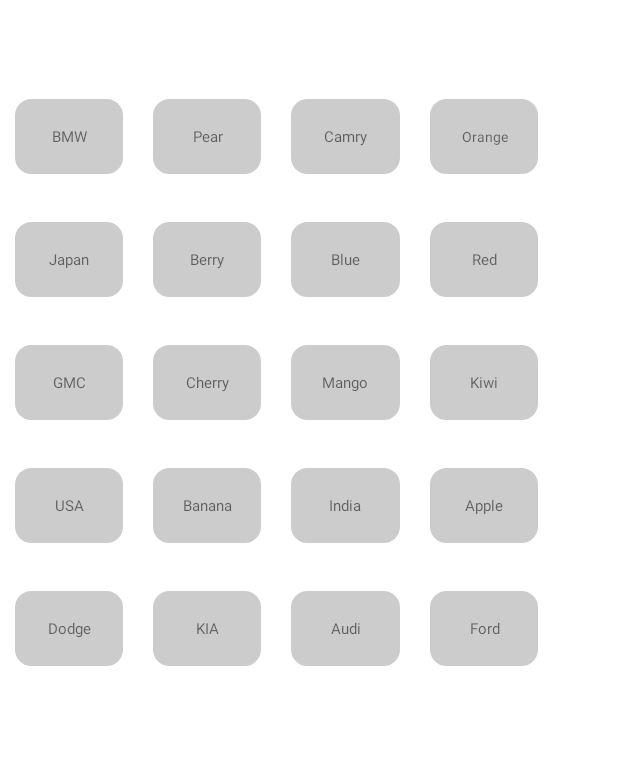
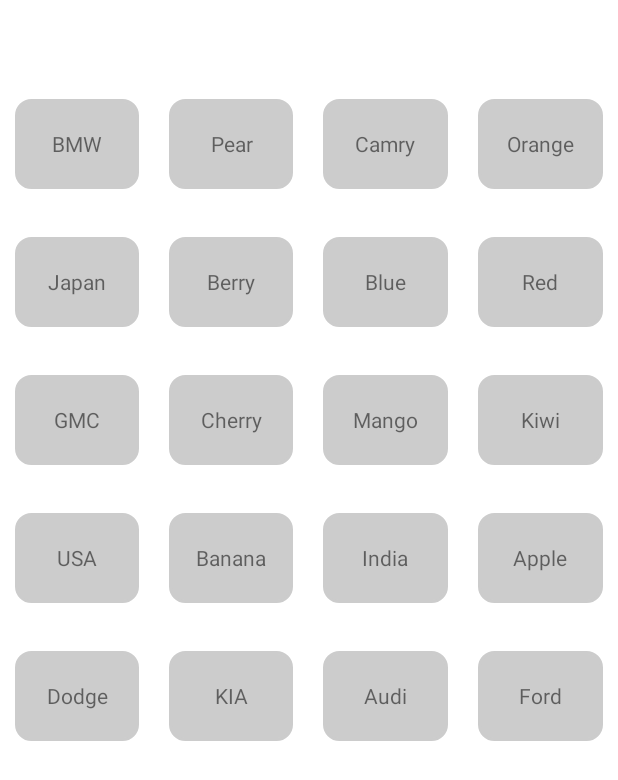
Before and after one commit to kvegesana/dial, an Android app: the ScreenE_1 screen opened directly, with no data from a screen before it, on a phone screen of 412 x 824 dp. Shown: the top 780 px of the screen. Run offline under Robolectric (Android 15) with nearby library versions, the phone set to English and light mode, and no system bars.

Commit message:
Changed font and layout for grid menu screens

```diff
--- a/app/src/main/res/layout/activity_screen_e.xml
+++ b/app/src/main/res/layout/activity_screen_e.xml
@@ -12,18 +12,14 @@
         android:layout_width="match_parent"
         android:layout_height="wrap_content"
         android:orientation="horizontal"
-        android:weightSum="1">
+        android:weightSum="4">
         <TextView
             android:id="@+id/val1"
             android:text="BMW"
             android:padding="8dp"
             android:focusable="true"
-            android:textSize="10dp"
-            android:layout_weight="0.2"
             android:gravity="center"
             android:onClick="onClick"
-            android:layout_width="30dp"
-            android:layout_height="50dp"
             android:background="@drawable/rounded_corner"
             android:layout_marginStart="10dip"
             android:layout_marginEnd="10dip"
@@ -31,61 +27,61 @@
             android:layout_marginRight="10dip"
             android:layout_marginTop="16dip"
             android:layout_marginBottom="16dip"
+            android:layout_width="0dp"
+            android:layout_height="60dp"
+            android:layout_weight="1"
             />
         <TextView
             android:id="@+id/val2"
             android:text="Pear"
             android:padding="8dp"
             android:focusable="true"
-            android:textSize="10dp"
-            android:layout_weight="0.2"
             android:gravity="center"
-            android:layout_width="30dp"
-            android:onClick="onClick"
-            android:layout_height="50dp"
             android:background="@drawable/rounded_corner"
             android:layout_marginStart="10dip"
             android:layout_marginEnd="10dip"
             android:layout_marginLeft="10dip"
             android:layout_marginRight="10dip"
             android:layout_marginTop="16dip"
-            android:layout_marginBottom="16dip"/>
+            android:layout_marginBottom="16dip"
+            android:layout_width="0dp"
+            android:layout_height="60dp"
+            android:layout_weight="1"/>
         <TextView
             android:id="@+id/val3"
             android:text="Camry"
             android:padding="8dp"
             android:focusable="true"
-            android:textSize="10dp"
-            android:layout_weight="0.2"
+
             android:gravity="center"
             android:onClick="onClick"
-            android:layout_width="30dp"
-            android:layout_height="50dp"
             android:background="@drawable/rounded_corner"
             android:layout_marginStart="10dip"
             android:layout_marginEnd="10dip"
             android:layout_marginLeft="10dip"
             android:layout_marginRight="10dip"
             android:layout_marginTop="16dip"
-            android:layout_marginBottom="16dip"/>
+            android:layout_marginBottom="16dip"
+            android:layout_width="0dp"
+            android:layout_height="60dp"
+            android:layout_weight="1"/>
         <TextView
             android:id="@+id/val4"
             android:text="Orange"
             android:padding="10dp"
             android:focusable="true"
-            android:textSize="9dp"
-            android:layout_weight="0.2"
             android:gravity="center"
             android:onClick="onClick"
-            android:layout_width="30dp"
-            android:layout_height="50dp"
             android:background="@drawable/rounded_corner"
             android:layout_marginStart="10dip"
             android:layout_marginEnd="10dip"
             android:layout_marginLeft="10dip"
             android:layout_marginRight="10dip"
             android:layout_marginTop="16dip"
-            android:layout_marginBottom="16dip"/>
+            android:layout_marginBottom="16dip"
+            android:layout_width="0dp"
+            android:layout_height="60dp"
+            android:layout_weight="1"/>
 
     </LinearLayout>
     <LinearLayout
@@ -93,18 +89,15 @@
         android:layout_width="match_parent"
         android:layout_height="wrap_content"
         android:orientation="horizontal"
-        android:weightSum="1">
+        android:weightSum="4">
         <TextView
             android:id="@+id/val5"
             android:text="Japan"
             android:padding="8dp"
             android:focusable="true"
-            android:textSize="10dp"
-            android:layout_weight="0.2"
+
             android:gravity="center"
             android:onClick="onClick"
-            android:layout_width="30dp"
-            android:layout_height="50dp"
             android:background="@drawable/rounded_corner"
             android:layout_marginStart="10dip"
             android:layout_marginEnd="10dip"
@@ -112,17 +105,17 @@
             android:layout_marginRight="10dip"
             android:layout_marginTop="16dip"
             android:layout_marginBottom="16dip"
+            android:layout_width="0dp"
+            android:layout_height="60dp"
+            android:layout_weight="1"
             />
         <TextView
             android:id="@+id/val6"
             android:text="Berry"
             android:padding="8dp"
             android:focusable="true"
-            android:textSize="10dp"
-            android:layout_weight="0.2"
+
             android:gravity="center"
-            android:layout_width="30dp"
-            android:layout_height="50dp"
             android:onClick="onClick"
             android:background="@drawable/rounded_corner"
             android:layout_marginStart="10dip"
@@ -130,17 +123,17 @@
             android:layout_marginLeft="10dip"
             android:layout_marginRight="10dip"
             android:layout_marginTop="16dip"
-            android:layout_marginBottom="16dip"/>
+            android:layout_marginBottom="16dip"
+            android:layout_width="0dp"
+            android:layout_height="60dp"
+            android:layout_weight="1"/>
         <TextView
             android:id="@+id/val7"
             android:text="Blue"
             android:padding="8dp"
             android:focusable="true"
-            android:textSize="10dp"
-            android:layout_weight="0.2"
+
             android:gravity="center"
-            android:layout_width="30dp"
-            android:layout_height="50dp"
             android:onClick="onClick"
             android:background="@drawable/rounded_corner"
             android:layout_marginStart="10dip"
@@ -148,17 +141,17 @@
             android:layout_marginLeft="10dip"
             android:layout_marginRight="10dip"
             android:layout_marginTop="16dip"
-            android:layout_marginBottom="16dip"/>
+            android:layout_marginBottom="16dip"
+            android:layout_width="0dp"
+            android:layout_height="60dp"
+            android:layout_weight="1"/>
         <TextView
             android:id="@+id/val8"
             android:text="Red"
             android:padding="10dp"
             android:focusable="true"
-            android:textSize="10dp"
-            android:layout_weight="0.2"
+
             android:gravity="center"
-            android:layout_width="30dp"
-            android:layout_height="50dp"
             android:onClick="onClick"
             android:background="@drawable/rounded_corner"
             android:layout_marginStart="10dip"
@@ -166,7 +159,10 @@
             android:layout_marginLeft="10dip"
             android:layout_marginRight="10dip"
             android:layout_marginTop="16dip"
-            android:layout_marginBottom="16dip"/>
+            android:layout_marginBottom="16dip"
+            android:layout_width="0dp"
+            android:layout_height="60dp"
+            android:layout_weight="1"/>
 
     </LinearLayout>
 
@@ -175,17 +171,14 @@
         android:layout_width="match_parent"
         android:layout_height="wrap_content"
         android:orientation="horizontal"
-        android:weightSum="1">
+        android:weightSum="4">
         <TextView
             android:id="@+id/val9"
             android:text="GMC"
             android:padding="8dp"
             android:focusable="true"
-            android:textSize="10dp"
-            android:layout_weight="0.2"
+
             android:gravity="center"
-            android:layout_width="30dp"
-            android:layout_height="50dp"
             android:onClick="onClick"
             android:background="@drawable/rounded_corner"
             android:layout_marginStart="10dip"
@@ -194,17 +187,17 @@
             android:layout_marginRight="10dip"
             android:layout_marginTop="16dip"
             android:layout_marginBottom="16dip"
+            android:layout_width="0dp"
+            android:layout_height="60dp"
+            android:layout_weight="1"
             />
         <TextView
             android:id="@+id/val10"
             android:text="Cherry"
             android:padding="8dp"
             android:focusable="true"
-            android:textSize="10dp"
-            android:layout_weight="0.2"
+
             android:gravity="center"
-            android:layout_width="30dp"
-            android:layout_height="50dp"
             android:onClick="onClick"
             android:background="@drawable/rounded_corner"
             android:layout_marginStart="10dip"
@@ -212,17 +205,17 @@
             android:layout_marginLeft="10dip"
             android:layout_marginRight="10dip"
             android:layout_marginTop="16dip"
-            android:layout_marginBottom="16dip"/>
+            android:layout_marginBottom="16dip"
+            android:layout_width="0dp"
+            android:layout_height="60dp"
+            android:layout_weight="1"/>
         <TextView
             android:id="@+id/val11"
             android:text="Mango"
             android:padding="8dp"
             android:focusable="true"
-            android:textSize="10dp"
-            android:layout_weight="0.2"
+
             android:gravity="center"
-            android:layout_width="30dp"
-            android:layout_height="50dp"
             android:onClick="onClick"
             android:background="@drawable/rounded_corner"
             android:layout_marginStart="10dip"
@@ -230,25 +223,28 @@
             android:layout_marginLeft="10dip"
             android:layout_marginRight="10dip"
             android:layout_marginTop="16dip"
-            android:layout_marginBottom="16dip"/>
+            android:layout_marginBottom="16dip"
+            android:layout_width="0dp"
+            android:layout_height="60dp"
+            android:layout_weight="1"/>
         <TextView
             android:id="@+id/val12"
             android:text="Kiwi"
             android:padding="10dp"
             android:focusable="true"
-            android:textSize="10dp"
-            android:layout_weight="0.2"
+
             android:gravity="center"
-            android:layout_width="30dp"
             android:onClick="onClick"
-            android:layout_height="50dp"
             android:background="@drawable/rounded_corner"
             android:layout_marginStart="10dip"
             android:layout_marginEnd="10dip"
             android:layout_marginLeft="10dip"
             android:layout_marginRight="10dip"
             android:layout_marginTop="16dip"
-            android:layout_marginBottom="16dip"/>
+            android:layout_marginBottom="16dip"
+            android:layout_width="0dp"
+            android:layout_height="60dp"
+            android:layout_weight="1"/>
 
     </LinearLayout>
     <LinearLayout
@@ -256,18 +252,18 @@
         android:layout_width="match_parent"
         android:layout_height="wrap_content"
         android:orientation="horizontal"
-        android:weightSum="1">
+        android:weightSum="4">
         <TextView
             android:id="@+id/val13"
             android:text="USA"
             android:padding="8dp"
             android:focusable="true"
-            android:textSize="10dp"
-            android:layout_weight="0.2"
+
             android:gravity="center"
             android:onClick="onClick"
-            android:layout_width="30dp"
-            android:layout_height="50dp"
+            android:layout_width="0dp"
+            android:layout_height="60dp"
+            android:layout_weight="1"
             android:background="@drawable/rounded_corner"
             android:layout_marginStart="10dip"
             android:layout_marginEnd="10dip"
@@ -281,12 +277,12 @@
             android:text="Banana"
             android:padding="8dp"
             android:focusable="true"
-            android:textSize="10dp"
-            android:layout_weight="0.2"
+
             android:gravity="center"
             android:onClick="onClick"
-            android:layout_width="30dp"
-            android:layout_height="50dp"
+            android:layout_width="0dp"
+            android:layout_height="60dp"
+            android:layout_weight="1"
             android:background="@drawable/rounded_corner"
             android:layout_marginStart="10dip"
             android:layout_marginEnd="10dip"
@@ -299,12 +295,12 @@
             android:text="India"
             android:padding="8dp"
             android:focusable="true"
-            android:textSize="10dp"
-            android:layout_weight="0.2"
+
             android:gravity="center"
             android:onClick="onClick"
-            android:layout_width="30dp"
-            android:layout_height="50dp"
+            android:layout_width="0dp"
+            android:layout_height="60dp"
+            android:layout_weight="1"
             android:background="@drawable/rounded_corner"
             android:layout_marginStart="10dip"
             android:layout_marginEnd="10dip"
@@ -317,12 +313,12 @@
             android:text="Apple"
             android:padding="10dp"
             android:focusable="true"
-            android:textSize="10dp"
-            android:layout_weight="0.2"
+
             android:gravity="center"
             android:onClick="onClick"
-            android:layout_width="30dp"
-            android:layout_height="50dp"
+            android:layout_width="0dp"
+            android:layout_height="60dp"
+            android:layout_weight="1"
             android:background="@drawable/rounded_corner"
             android:layout_marginStart="10dip"
             android:layout_marginEnd="10dip"
@@ -337,18 +333,18 @@
         android:layout_width="match_parent"
         android:layout_height="wrap_content"
         android:orientation="horizontal"
-        android:weightSum="1">
+        android:weightSum="4">
         <TextView
             android:id="@+id/val17"
             android:text="Dodge"
             android:padding="8dp"
             android:focusable="true"
-            android:textSize="10dp"
-            android:layout_weight="0.2"
+
             android:gravity="center"
             android:onClick="onClick"
-            android:layout_width="30dp"
-            android:layout_height="50dp"
+            android:layout_width="0dp"
+            android:layout_height="60dp"
+            android:layout_weight="1"
             android:background="@drawable/rounded_corner"
             android:layout_marginStart="10dip"
             android:layout_marginEnd="10dip"
@@ -362,12 +358,12 @@
             android:text="KIA"
             android:padding="8dp"
             android:focusable="true"
-            android:textSize="10dp"
-            android:layout_weight="0.2"
+
             android:gravity="center"
             android:onClick="onClick"
-            android:layout_width="30dp"
-            android:layout_height="50dp"
+            android:layout_width="0dp"
+            android:layout_height="60dp"
+            android:layout_weight="1"
             android:background="@drawable/rounded_corner"
             android:layout_marginStart="10dip"
             android:layout_marginEnd="10dip"
@@ -380,12 +376,12 @@
             android:text="Audi"
             android:padding="8dp"
             android:focusable="true"
-            android:textSize="10dp"
-            android:layout_weight="0.2"
+
+            android:layout_weight="1"
             android:gravity="center"
-            android:layout_width="30dp"
+            android:layout_width="0dp"
+            android:layout_height="60dp"
             android:onClick="onClick"
-            android:layout_height="50dp"
             android:background="@drawable/rounded_corner"
             android:layout_marginStart="10dip"
             android:layout_marginEnd="10dip"
@@ -398,12 +394,12 @@
             android:text="Ford"
             android:padding="10dp"
             android:focusable="true"
-            android:textSize="10dp"
-            android:layout_weight="0.2"
+
             android:gravity="center"
-            android:layout_width="30dp"
             android:onClick="onClick"
-            android:layout_height="50dp"
+            android:layout_width="0dp"
+            android:layout_height="60dp"
+            android:layout_weight="1"
             android:background="@drawable/rounded_corner"
             android:layout_marginStart="10dip"
             android:layout_marginEnd="10dip"
```
Also changed, not shown: app/src/main/res/layout/activity_screen_e_tts.xml (+67 -85 lines), 1 other file.
